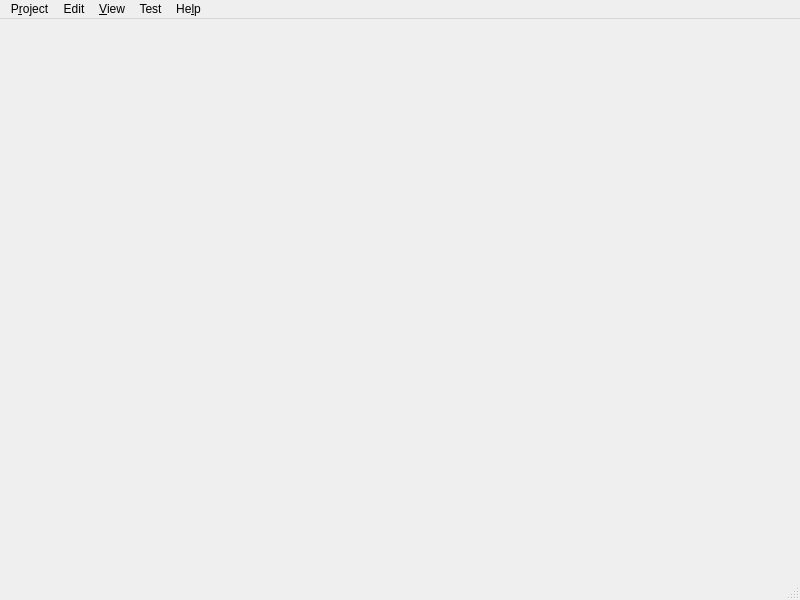
Qt form src/Gui/MainWindow.ui (fredrickojackson/CppCAM) before a commit.
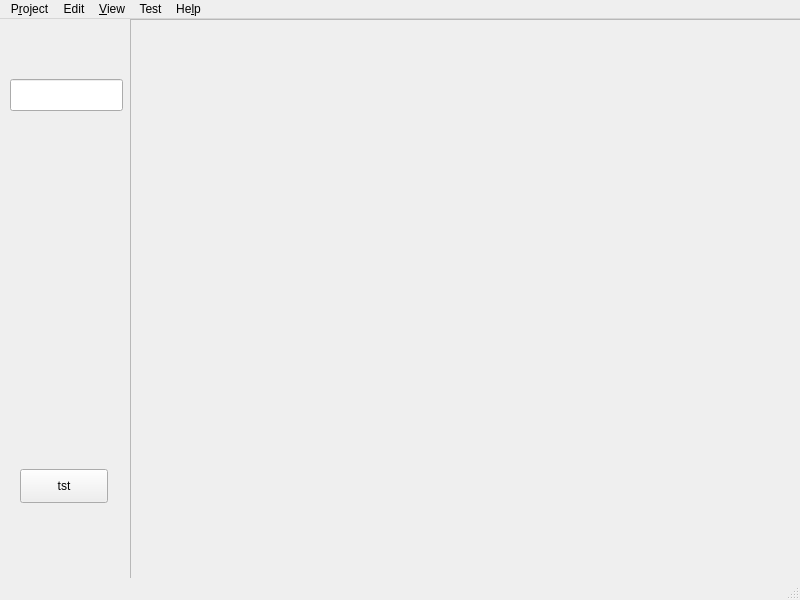
The same form after that commit. Icons and pictures are not drawn.

The edit to the form file:
```diff
--- a/src/Gui/MainWindow.ui
+++ b/src/Gui/MainWindow.ui
@@ -17,7 +17,53 @@
    <iconset resource="pycam.qrc">
     <normaloff>:/pycam/icons/logo_16px.png</normaloff>:/pycam/icons/logo_16px.png</iconset>
   </property>
-  <widget class="QWidget" name="centralwidget"/>
+  <widget class="QWidget" name="centralwidget">
+   <widget class="QWidget" name="gridLayoutWidget">
+    <property name="geometry">
+     <rect>
+      <x>130</x>
+      <y>0</y>
+      <width>671</width>
+      <height>571</height>
+     </rect>
+    </property>
+    <layout class="QGridLayout" name="gridLayout">
+     <item row="0" column="0">
+      <widget class="QFrame" name="frmogl">
+       <property name="frameShape">
+        <enum>QFrame::StyledPanel</enum>
+       </property>
+       <property name="frameShadow">
+        <enum>QFrame::Raised</enum>
+       </property>
+      </widget>
+     </item>
+    </layout>
+   </widget>
+   <widget class="QPushButton" name="pbTst">
+    <property name="geometry">
+     <rect>
+      <x>20</x>
+      <y>450</y>
+      <width>88</width>
+      <height>34</height>
+     </rect>
+    </property>
+    <property name="text">
+     <string>tst</string>
+    </property>
+   </widget>
+   <widget class="QLineEdit" name="leStat">
+    <property name="geometry">
+     <rect>
+      <x>10</x>
+      <y>60</y>
+      <width>113</width>
+      <height>32</height>
+     </rect>
+    </property>
+   </widget>
+  </widget>
   <widget class="QMenuBar" name="menubar">
    <property name="geometry">
     <rect>
```
